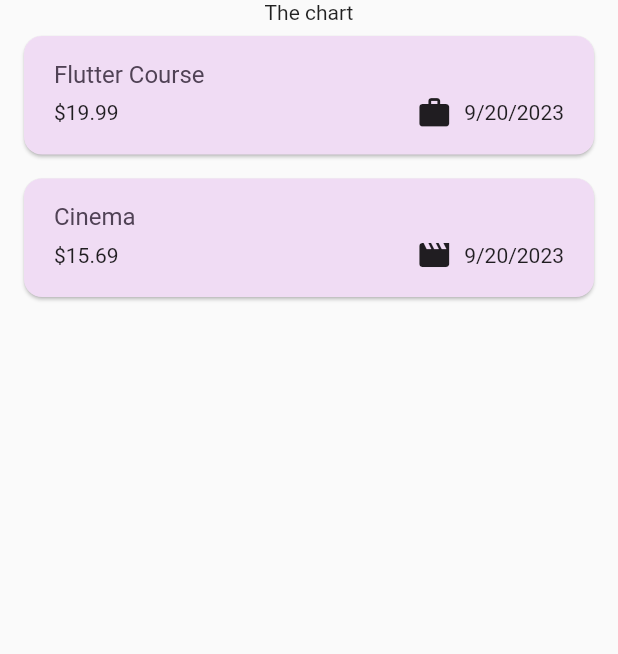
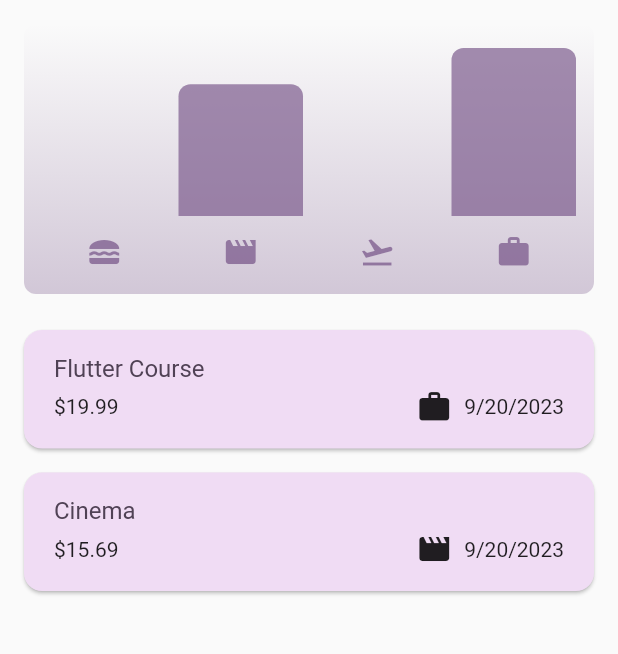
Before and after one commit to rieod/expense_tracker, a Flutter app: the screen it shows after launch, on a phone screen of 412 x 824 dp, the part 84-738 px from its top. Run offline on Flutter 3.47's test engine with Material 2 defaults, Android fonts, the phone set to English and light mode, and no system bars.

Commit message:
add chart

```diff
--- a/lib/models/expense.dart
+++ b/lib/models/expense.dart
@@ -33,3 +33,27 @@ class Expense {
     return formatter.format(date);
   }
 }
+
+class ExpenseBucket {
+  const ExpenseBucket({
+    required this.category,
+    required this.expenses,
+  });
+
+  ExpenseBucket.forCategory(List<Expense> allExpenses, this.category)
+      : expenses = allExpenses
+            .where((expense) => expense.category == category)
+            .toList();
+
+  final Category category;
+  final List<Expense> expenses;
+
+  double get totalExpenses {
+    double sum = 0;
+    for (final expense in expenses) {
+      sum += expense.amount;
+    }
+
+    return sum;
+  }
+}
--- /dev/null
+++ b/lib/widgets/chart/chart.dart
@@ -0,0 +1,95 @@
+import 'package:flutter/material.dart';
+
+import 'package:expense_tracker/widgets/chart/chart_bar.dart';
+import 'package:expense_tracker/models/expense.dart';
+
+class Chart extends StatelessWidget {
+  const Chart({super.key, required this.expenses});
+
+  final List<Expense> expenses;
+
+  List<ExpenseBucket> get buckets {
+    return [
+      ExpenseBucket.forCategory(expenses, Category.food),
+      ExpenseBucket.forCategory(expenses, Category.leisure),
+      ExpenseBucket.forCategory(expenses, Category.travel),
+      ExpenseBucket.forCategory(expenses, Category.work),
+    ];
+  }
+
+  double get maxTotalExpense {
+    double maxTotalExpense = 0;
+
+    for (final bucket in buckets) {
+      if (bucket.totalExpenses > maxTotalExpense) {
+        maxTotalExpense = bucket.totalExpenses;
+      }
+    }
+
+    return maxTotalExpense;
+  }
+
+  @override
+  Widget build(BuildContext context) {
+    final isDarkMode =
+        MediaQuery.of(context).platformBrightness == Brightness.dark;
+    return Container(
+      margin: const EdgeInsets.all(16),
+      padding: const EdgeInsets.symmetric(
+        vertical: 16,
+        horizontal: 8,
+      ),
+      width: double.infinity,
+      height: 180,
+      decoration: BoxDecoration(
+        borderRadius: BorderRadius.circular(8),
+        gradient: LinearGradient(
+          colors: [
+            Theme.of(context).colorScheme.primary.withOpacity(0.3),
+            Theme.of(context).colorScheme.primary.withOpacity(0.0)
+          ],
+          begin: Alignment.bottomCenter,
+          end: Alignment.topCenter,
+        ),
+      ),
+      child: Column(
+        children: [
+          Expanded(
+            child: Row(
+              crossAxisAlignment: CrossAxisAlignment.end,
+              children: [
+                for (final bucket in buckets) // alternative to map()
+                  ChartBar(
+                    fill: bucket.totalExpenses == 0
+                        ? 0
+                        : bucket.totalExpenses / maxTotalExpense,
+                  )
+              ],
+            ),
+          ),
+          const SizedBox(height: 12),
+          Row(
+            children: buckets
+                .map(
+                  (bucket) => Expanded(
+                    child: Padding(
+                      padding: const EdgeInsets.symmetric(horizontal: 4),
+                      child: Icon(
+                        categoryIcons[bucket.category],
+                        color: isDarkMode
+                            ? Theme.of(context).colorScheme.secondary
+                            : Theme.of(context)
+                                .colorScheme
+                                .primary
+                                .withOpacity(0.7),
+                      ),
+                    ),
+                  ),
+                )
+                .toList(),
+          )
+        ],
+      ),
+    );
+  }
+}
--- /dev/null
+++ b/lib/widgets/chart/chart_bar.dart
@@ -0,0 +1,34 @@
+import 'package:flutter/material.dart';
+
+class ChartBar extends StatelessWidget {
+  const ChartBar({
+    super.key,
+    required this.fill,
+  });
+
+  final double fill;
+
+  @override
+  Widget build(BuildContext context) {
+    final isDarkMode =
+        MediaQuery.of(context).platformBrightness == Brightness.dark;
+    return Expanded(
+      child: Padding(
+        padding: const EdgeInsets.symmetric(horizontal: 4),
+        child: FractionallySizedBox(
+          heightFactor: fill,
+          child: DecoratedBox(
+            decoration: BoxDecoration(
+              shape: BoxShape.rectangle,
+              borderRadius:
+                  const BorderRadius.vertical(top: Radius.circular(8)),
+              color: isDarkMode
+                  ? Theme.of(context).colorScheme.secondary
+                  : Theme.of(context).colorScheme.primary.withOpacity(0.65),
+            ),
+          ),
+        ),
+      ),
+    );
+  }
+}
--- a/lib/widgets/expenses.dart
+++ b/lib/widgets/expenses.dart
@@ -1,3 +1,4 @@
+import 'package:expense_tracker/widgets/chart/chart.dart';
 import 'package:expense_tracker/widgets/expenses_list/expenses_list.dart';
 import 'package:expense_tracker/models/expense.dart';
 import 'package:expense_tracker/widgets/new_expense.dart';
@@ -89,7 +90,7 @@ class _ExpensesState extends State<Expenses> {
       ),
       body: Column(
         children: [
-          Text('The chart'),
+          Chart(expenses: _registeredExpenses),
           Expanded(child: mainContent),
         ],
       ),
```
